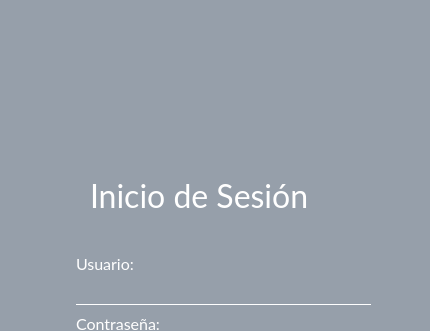
BermudezK/consultsoft, file View/ventanaLogin.ui: the form before one commit; both pictures show x 0 to 430 and y 0 to 331 of the 430 by 550 pixel window.
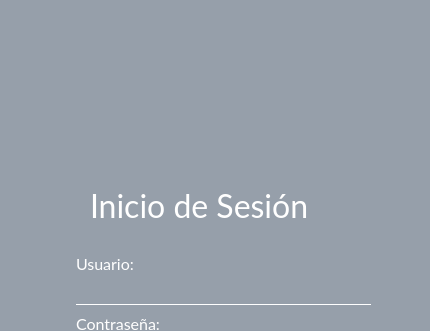
The form after the commit. Icons and pictures are not drawn.

Commit message: no anda nada no se que hicieron

Diff of the .ui file:
```diff
--- a/View/ventanaLogin.ui
+++ b/View/ventanaLogin.ui
@@ -255,7 +255,7 @@
    <property name="geometry">
     <rect>
      <x>90</x>
-     <y>180</y>
+     <y>190</y>
      <width>251</width>
      <height>31</height>
     </rect>
@@ -278,7 +278,7 @@
    <property name="geometry">
     <rect>
      <x>130</x>
-     <y>10</y>
+     <y>30</y>
      <width>171</width>
      <height>151</height>
     </rect>
@@ -293,7 +293,7 @@
     <bool>true</bool>
    </property>
   </widget>
-  <widget class="QWidget" name="">
+  <widget class="QWidget" name="layoutWidget">
    <property name="geometry">
     <rect>
      <x>60</x>
```
The commit also changes 2 other files.
